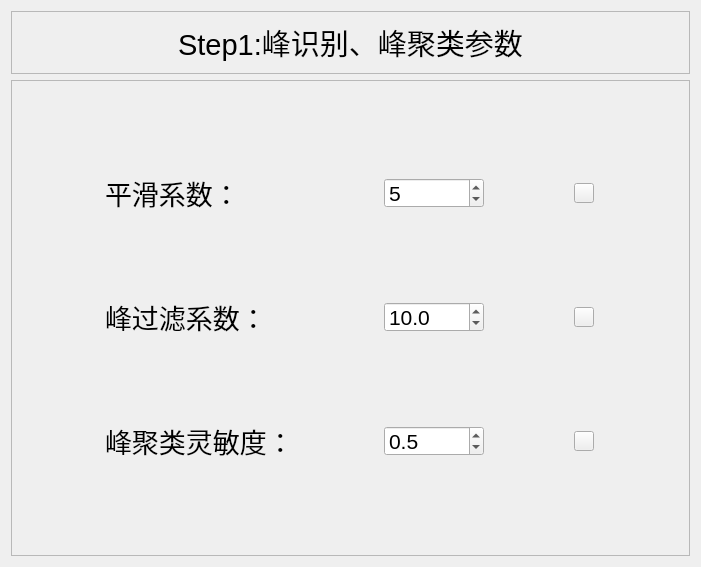
First picture: the form in Dataanalysis/step_1.ui, repository yuanhonglun/GC-WTS, before the edit.
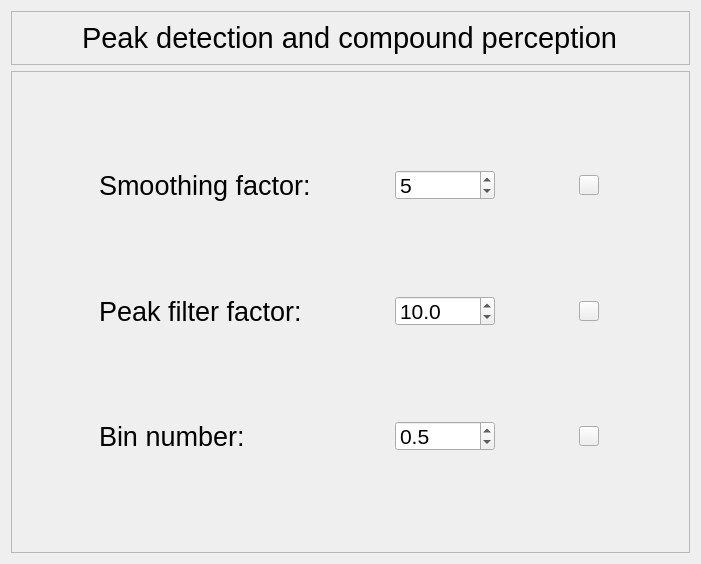
Second picture: the form after the edit. Icons and pictures are not drawn.

Diff of the .ui file:
```diff
--- a/Dataanalysis/step_1.ui
+++ b/Dataanalysis/step_1.ui
@@ -7,7 +7,7 @@
     <x>0</x>
     <y>0</y>
     <width>701</width>
-    <height>567</height>
+    <height>564</height>
    </rect>
   </property>
   <property name="windowTitle">
@@ -43,7 +43,7 @@
          <string notr="true">font: 22pt;</string>
         </property>
         <property name="text">
-         <string>Step1:峰识别、峰聚类参数</string>
+         <string>Peak detection and compound perception</string>
         </property>
        </widget>
       </item>
@@ -97,7 +97,7 @@
          <string notr="true">font: 20pt;</string>
         </property>
         <property name="text">
-         <string>平滑系数：</string>
+         <string>Smoothing factor:</string>
         </property>
        </widget>
       </item>
@@ -201,7 +201,7 @@
          <string notr="true">font: 20pt;</string>
         </property>
         <property name="text">
-         <string>峰过滤系数：</string>
+         <string>Peak filter factor:</string>
         </property>
        </widget>
       </item>
@@ -284,7 +284,7 @@
          <string notr="true">font: 20pt;</string>
         </property>
         <property name="text">
-         <string>峰聚类灵敏度：</string>
+         <string>Bin number:</string>
         </property>
        </widget>
       </item>
```
Left out of the diff: 12 changed lines with no effect on the pictures.
